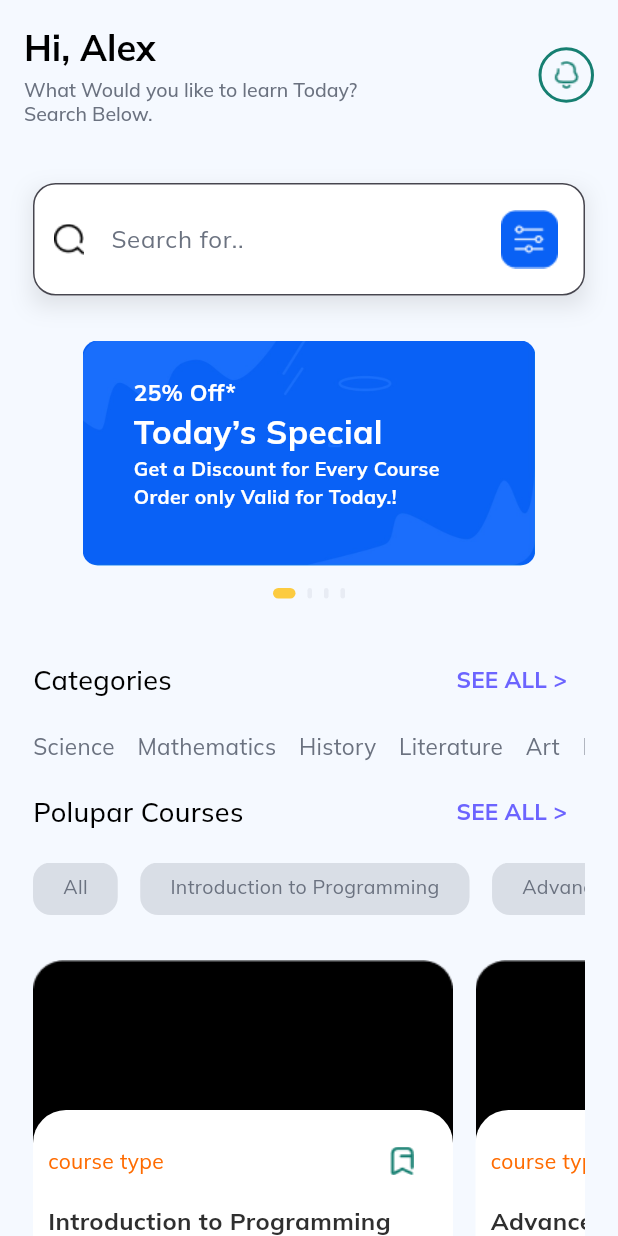
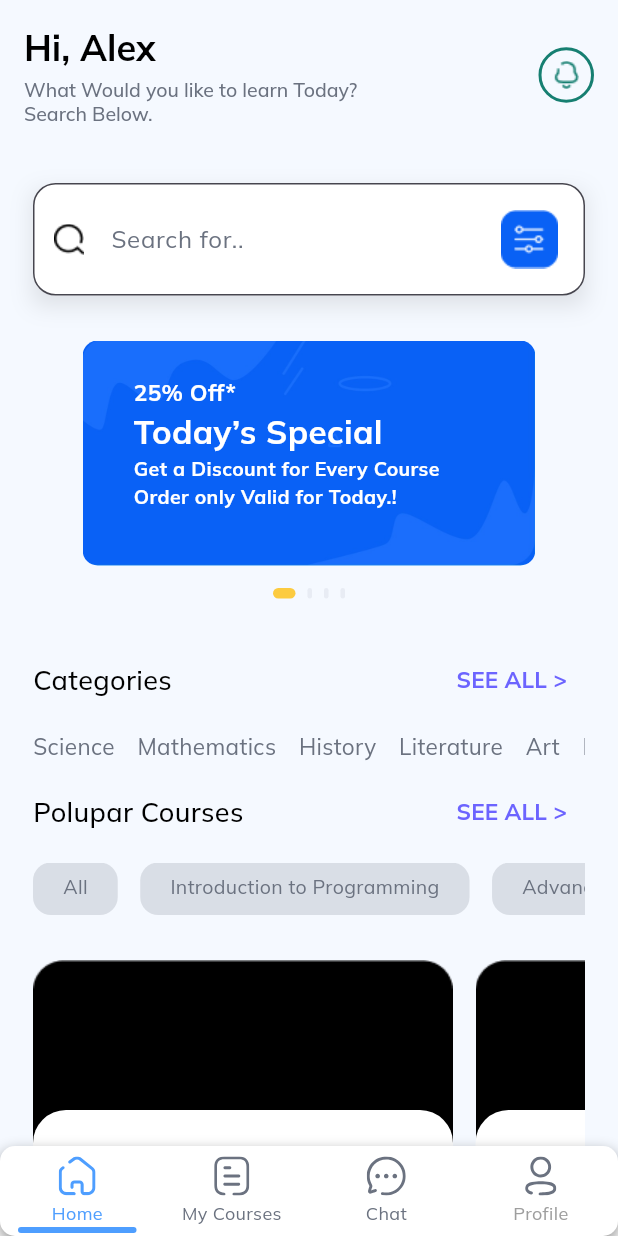
Before and after one commit to Mostafa170420/Edunity, a Flutter app: the screen it shows after launch, after a tap on "Skip", after a tap on "Login", on a phone screen of 412 x 824 dp. Run offline on Flutter 3.47's test engine with Material 3 defaults, Android fonts, the phone set to English and light mode, and no system bars; drawn by our look-alikes of carousel_slider, persistent_bottom_nav_bar, smooth_page_indicator; our stand-ins replace flutter_svg, gap, go_router, iconly, icons_plus, lottie and 1 more; network calls fail.

Commit message:
✨ feat(main): implement persistent bottom navigation bar
- integrate persistent bottom navigation bar for seamless screen transitions
- add home, courses, chat, and profile screens to the navigation bar
- include corresponding icons for each navigation item
- update login screen to navigate to main screen after successful login
- remove ndk version from gradle properties
- add new icons to app assets

```diff
--- a/lib/core/constants/app_assets.dart
+++ b/lib/core/constants/app_assets.dart
@@ -24,4 +24,12 @@ class AppAssets {
   static const String calendarSvg = 'assets/icons/calendar.svg';
   static const String usaLogo = 'assets/icons/americaLogo.svg';
   static const String cameraSvg = 'assets/icons/camera.svg';
+
+
+  static const String homeSvg = 'assets/icons/home.svg';
+  static const String chatSvg = 'assets/icons/chat.svg';
+  static const String coursesSvg = 'assets/icons/courses.svg';
+  static const String transactionSvg = 'assets/icons/transaction.svg';
+
+
 }
--- a/lib/feature/auth/presentation/page/login/login_screen.dart
+++ b/lib/feature/auth/presentation/page/login/login_screen.dart
@@ -60,7 +60,7 @@ class LoginScreen extends StatelessWidget {
                     width: double.infinity,
                     child: GradientButton(
                       onPressed: () {
-                        pushAndRemoveUntil(context, Routes.home);
+                        pushAndRemoveUntil(context, Routes.main);
                       },
                       label: 'Login',
                       icon: null,
--- a/lib/feature/main/main_screen.dart
+++ b/lib/feature/main/main_screen.dart
@@ -1,10 +1,144 @@
+import 'package:edunity/core/constants/app_assets.dart';
+import 'package:edunity/core/utils/colors.dart';
+import 'package:edunity/feature/home/presentation/page/home_screen.dart';
+import 'package:edunity/feature/my%20courses/presentation/pages/main.dart';
+import 'package:edunity/feature/profile/presentation/page/profile_screen.dart';
 import 'package:flutter/material.dart';
+import 'package:flutter_svg/svg.dart';
+import 'package:persistent_bottom_nav_bar/persistent_bottom_nav_bar.dart';
 
-class MainScreen extends StatelessWidget {
+class MainScreen extends StatefulWidget {
   const MainScreen({super.key});
 
   @override
+  BottomNavBarState createState() => BottomNavBarState();
+}
+
+class BottomNavBarState extends State<MainScreen> {
+  final PersistentTabController _controller =
+      PersistentTabController(initialIndex: 0);
+
+  List<Widget> _buildScreens() {
+    return [
+      HomeScreen(),
+      MyCourses(),
+      Center(child: Text("chat")),
+      ProfileScreen(),
+    ];
+  }
+
+  List<PersistentBottomNavBarItem> _navBarsItems() {
+    return [
+      PersistentBottomNavBarItem(
+        icon: SvgPicture.asset(
+          AppAssets.homeSvg,
+          fit: BoxFit.contain,
+          width: 26,
+          height: 26,
+          colorFilter:
+              ColorFilter.mode(AppColors.primaryLightColor, BlendMode.srcIn),
+        ),
+        inactiveIcon: SvgPicture.asset(
+          AppAssets.homeSvg,
+          fit: BoxFit.contain,
+          width: 26,
+          height: 26,
+          colorFilter: ColorFilter.mode(AppColors.greyColor, BlendMode.srcIn),
+        ),
+        title: ("Home"),
+        activeColorPrimary: AppColors.primaryLightColor,
+        inactiveColorPrimary: AppColors.greyColor,
+      ),
+      PersistentBottomNavBarItem(
+        icon: SvgPicture.asset(
+          AppAssets.coursesSvg,
+          fit: BoxFit.contain,
+          width: 26,
+          height: 26,
+          colorFilter:
+              ColorFilter.mode(AppColors.primaryLightColor, BlendMode.srcIn),
+        ),
+        inactiveIcon: SvgPicture.asset(
+          AppAssets.coursesSvg,
+          width: 26,
+          height: 26,
+          fit: BoxFit.contain,
+          colorFilter: ColorFilter.mode(AppColors.greyColor, BlendMode.srcIn),
+        ),
+        title: ("My Courses"),
+        activeColorPrimary: AppColors.primaryLightColor,
+        inactiveColorPrimary: AppColors.greyColor,
+      ),
+      PersistentBottomNavBarItem(
+        icon: SvgPicture.asset(
+          AppAssets.chatSvg,
+          width: 26,
+          height: 26,
+          fit: BoxFit.contain,
+          colorFilter:
+              ColorFilter.mode(AppColors.primaryLightColor, BlendMode.srcIn),
+        ),
+        inactiveIcon: SvgPicture.asset(
+          AppAssets.chatSvg,
+          width: 26,
+          height: 26,
+          fit: BoxFit.contain,
+          colorFilter: ColorFilter.mode(AppColors.greyColor, BlendMode.srcIn),
+        ),
+        title: ("Chat"),
+        activeColorPrimary: AppColors.primaryLightColor,
+        inactiveColorPrimary: AppColors.greyColor,
+      ),
+      PersistentBottomNavBarItem(
+        icon: SvgPicture.asset(
+          AppAssets.profileSvg,
+          width: 26,
+          height: 26,
+          fit: BoxFit.contain,
+          colorFilter:
+              ColorFilter.mode(AppColors.primaryLightColor, BlendMode.srcIn),
+        ),
+        inactiveIcon: SvgPicture.asset(
+          AppAssets.profileSvg,
+          width: 26,
+          height: 26,
+          fit: BoxFit.contain,
+          colorFilter: ColorFilter.mode(AppColors.greyColor, BlendMode.srcIn),
+        ),
+        title: ("Profile"),
+        activeColorPrimary: AppColors.primaryLightColor,
+        inactiveColorPrimary: Colors.grey,
+      ),
+    ];
+  }
+
+  @override
   Widget build(BuildContext context) {
-    return Scaffold();
+    return PersistentTabView(
+      context,
+      controller: _controller,
+      screens: _buildScreens(),
+      items: _navBarsItems(),
+      confineToSafeArea: true,
+      backgroundColor: Colors.white,
+      handleAndroidBackButtonPress: true,
+      resizeToAvoidBottomInset: true,
+      stateManagement: true,
+      decoration: NavBarDecoration(
+        borderRadius: BorderRadius.circular(10.0),
+        colorBehindNavBar: Colors.white,
+        boxShadow: [
+          BoxShadow(
+            color: Colors.black.withAlpha(110),
+            blurRadius: 8,
+            offset: const Offset(0, 4),
+          ),
+
+        ]
+      ),
+      padding: EdgeInsets.only(top: 4),
+      navBarStyle: NavBarStyle.style14, // many styles available
+      navBarHeight: 60,
+    );
   }
 }
--- a/pubspec.yaml
+++ b/pubspec.yaml
@@ -23,6 +23,7 @@ dependencies:
   icons_plus: ^5.0.0
   flutter_svg: ^2.2.1
   percent_indicator: ^4.2.3
+  persistent_bottom_nav_bar: ^6.2.1
 
 dev_dependencies:
   flutter_test:
```
Also changed, not shown: assets/icons/chat.svg (added), assets/icons/courses.svg (added), assets/icons/home.svg (added), assets/icons/transaction.svg (added), pubspec.lock, 1 other file.
